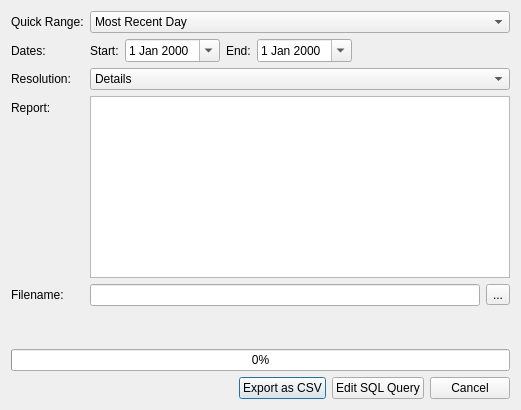
Above: oscar/exportcsv.ui from tomasohara/OSCAR-SQL before the change. Below: the same form after it.
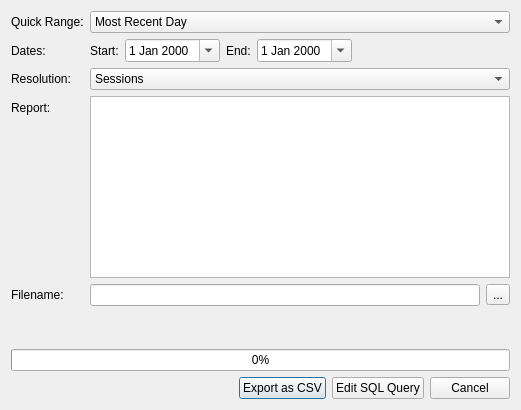
That is the form after the change. Icons and pictures are not drawn.

The edit to the form file:
```diff
--- a/oscar/exportcsv.ui
+++ b/oscar/exportcsv.ui
@@ -232,11 +232,6 @@
     <layout class="QHBoxLayout" name="horizontalLayout_4">
      <item>
       <widget class="QComboBox" name="resolutionCombo">
-       <item>
-        <property name="text">
-         <string>Details</string>
-        </property>
-       </item>
        <item>
         <property name="text">
          <string>Sessions</string>
```
